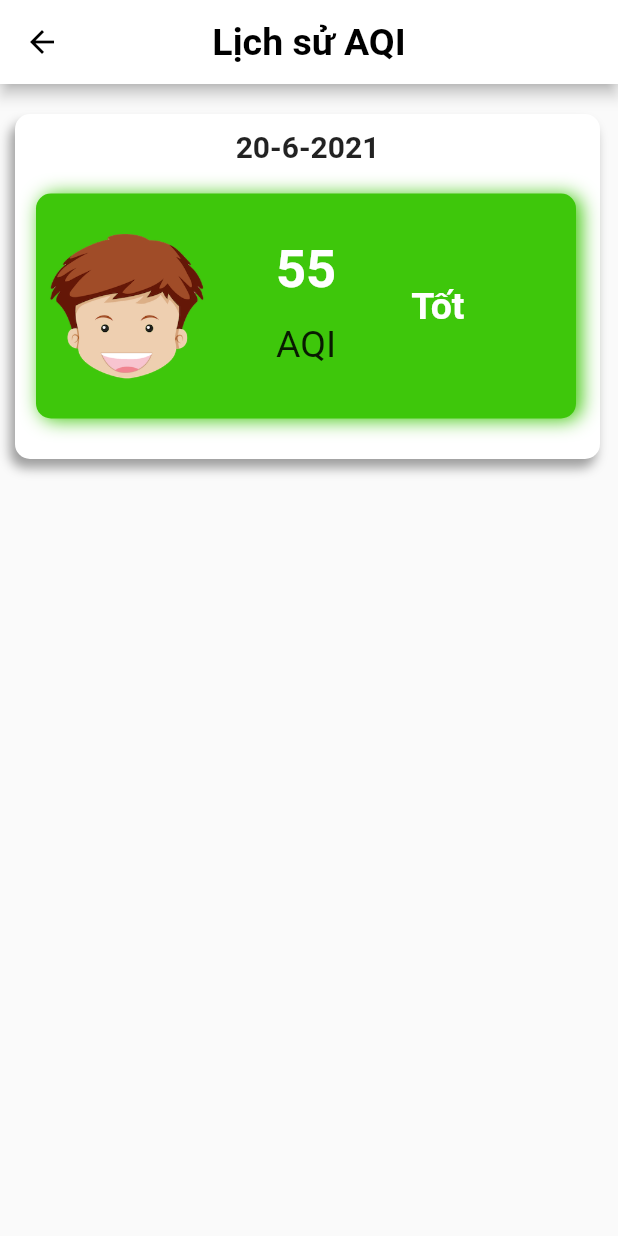
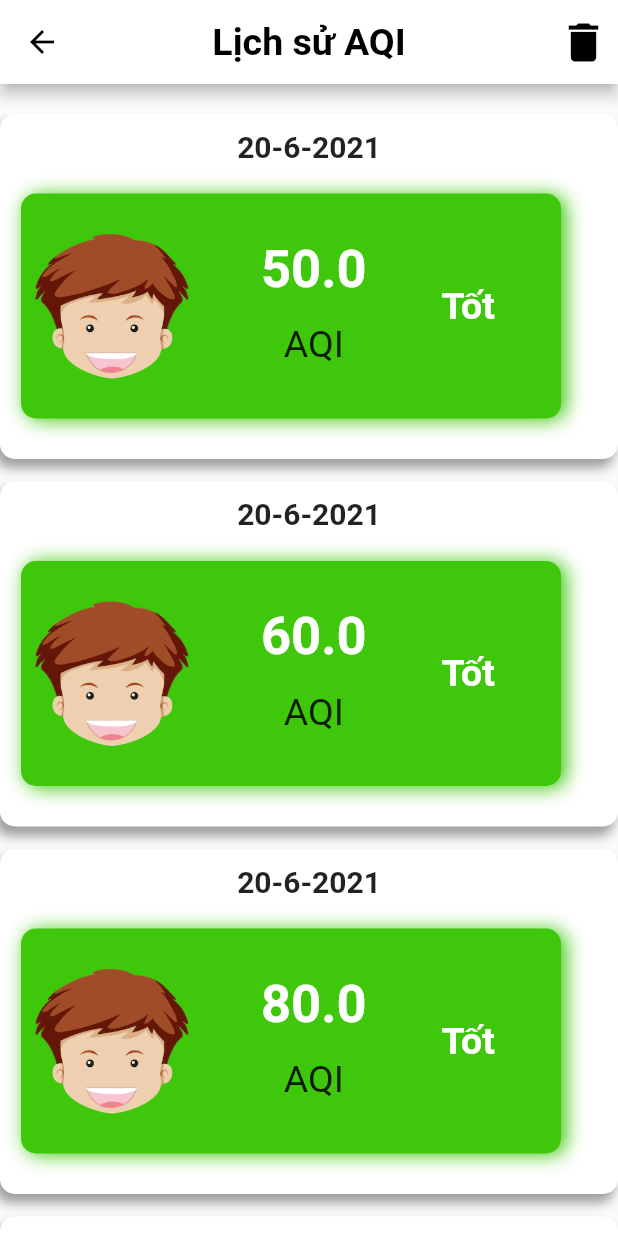
Before and after one commit to nvhuy0702/datn-kmt-2022, a Flutter app: the screen it shows after launch, after a tap on the "history" icon, on a phone screen of 412 x 824 dp. Run offline on Flutter 3.47's test engine with Material 2 defaults, Android fonts, the phone set to English and light mode, and no system bars; our stand-ins replace bloc, equatable, firebase_database, flutter_bloc, flutter_inset_box_shadow, shared_preferences; accounts and stored records are empty.

Commit message:
add item history

```diff
--- a/lib/main.dart
+++ b/lib/main.dart
@@ -29,7 +29,7 @@ class SharePreferenceSingleton {
     return items.isNotEmpty == true;
   }
 
-  static void removeAll() =>  _preferences?.setStringList(name,[]);
+  static void  removeAll() =>  _preferences?.setStringList(name,[]);
 
 
   static List<List<double>> histories() {
@@ -67,6 +67,7 @@ class MyApp extends StatelessWidget {
     return BlocProvider<CountriesBloc>(
       create: (context) => CountriesBloc(CountriesRepo()),
       child: MaterialApp(
+        debugShowCheckedModeBanner: false,
         theme: ThemeData(
           primarySwatch: Colors.blue,
         ),
--- a/lib/screen/history.dart
+++ b/lib/screen/history.dart
@@ -1,3 +1,4 @@
+import 'package:app_datn_2022/main.dart';
 import 'package:app_datn_2022/widget/aqi_history.dart';
 import 'package:flutter/material.dart';
 class History extends StatefulWidget {
@@ -8,6 +9,22 @@ class History extends StatefulWidget {
 }
 
 class _HistoryState extends State<History> {
+  List<double> data = [50,60,80,90];
+
+  @override
+  void initState() {
+    SharePreferenceSingleton.initializePrefrerences();
+
+    Future.delayed(const Duration(milliseconds: 1000)).then((value) {
+
+      // SharePreferenceSingleton.insert([10,20,30,40]);
+      SharePreferenceSingleton.removeAll();
+      SharePreferenceSingleton.insert(data);
+      print("hihihihi => ${SharePreferenceSingleton.histories()}");
+    });
+    super.initState();
+  }
+
   @override
   Widget build(BuildContext context) {
     return Scaffold(
@@ -22,6 +39,18 @@ class _HistoryState extends State<History> {
               fontSize: 25
           ),
         ),
+        actions: [
+          IconButton(
+              onPressed: (){
+
+              },
+              icon: const Icon(
+                Icons.delete,
+                size: 34,
+                color: Colors.black,
+              )
+          )
+        ],
         leading: IconButton(
           onPressed: (){
             Navigator.of(context).pop();
@@ -32,16 +61,23 @@ class _HistoryState extends State<History> {
           ),
         ),
       ),
-      body: Column(
-        children: [
-          const SizedBox(height: 20,),
-          Row(
-            children: const [
-              SizedBox(width: 10,),
-              AqiHistory(),
-            ],
-          ),
-        ],
+      body: SingleChildScrollView(
+        child: Column(
+          children: [
+            const SizedBox(height: 20,),
+            SizedBox(
+              height: MediaQuery.of(context).size.height,
+              width: MediaQuery.of(context).size.width,
+              child:  ListView.separated(
+                separatorBuilder: (context, index) => const SizedBox(height: 15,),
+                  itemCount: data.length,
+                  itemBuilder: (context, index) {
+                    return AqiHistory(value: data[index]);
+                  }
+              ),
+            ),
+          ],
+        ),
       ),
     );
   }
--- a/lib/widget/air_quality_item.dart
+++ b/lib/widget/air_quality_item.dart
@@ -20,7 +20,7 @@ class AirQualityItem extends StatefulWidget {
 class _AirQualityItemState extends State<AirQualityItem> {
   ValueBloc valueBloc = ValueBloc();
   final primaryColor = const Color(0xFFE0E0E0);
-  int value = 55;
+  int value = 250;
 
   @override
   void initState() {
@@ -150,14 +150,14 @@ class _AirQualityItemState extends State<AirQualityItem> {
         ),
         Container(
           height: 150,
-          width: 380,
+          width: 360,
           decoration: BoxDecoration(
-            color: TripleH.aqiDATN.initializeFromRange(range: 35).color,
+            color: TripleH.aqiDATN.initializeFromRange(range: value.toDouble()).color,
             boxShadow: [
               BoxShadow(
                 offset: const Offset(3, 1),
                 blurRadius: 10,
-                color: TripleH.aqiDATN.initializeFromRange(range: 35).color ??
+                color: TripleH.aqiDATN.initializeFromRange(range: value.toDouble()).color ??
                     Colors.white,
               )
             ],
@@ -167,18 +167,18 @@ class _AirQualityItemState extends State<AirQualityItem> {
             children: [
               Image(
                 image: AssetImage(TripleH.aqiDATN
-                    .initializeFromRange(range: 23)
+                    .initializeFromRange(range: value.toDouble())
                     .pathAvatar
                     .toString()),
                 height: 120,
                 width: 120,
               ),
               const SizedBox(
-                width: 40,
+                width: 20,
               ),
               _value(),
               const SizedBox(
-                width: 50,
+                width: 30,
               ),
               _status(condition)
             ],
@@ -197,7 +197,9 @@ class _AirQualityItemState extends State<AirQualityItem> {
 
   Text _status(TripleH.aqiDATN? conditionDATN) {
     return Text(
-      TripleH.aqiDATN.initializeFromRange(range: 20).state.getName,
+
+      TripleH.aqiDATN.initializeFromRange(range: value.toDouble()).state.getName,
+      textAlign: TextAlign.center,
       style: const TextStyle(
           fontSize: 25, fontWeight: FontWeight.bold, color: Colors.white),
     );
--- a/lib/widget/aqi_history.dart
+++ b/lib/widget/aqi_history.dart
@@ -2,20 +2,21 @@ import 'package:app_datn_2022/extension/to_name.dart';
 import 'package:flutter/material.dart';
 import 'package:app_datn_2022/model/aqi_datn.dart' as TripleH;
 class AqiHistory extends StatefulWidget {
+  final double value;
+  const AqiHistory({Key? key, required this.value}) : super(key: key);
 
-  const AqiHistory({Key? key, this.condition}) : super(key: key);
-  final TripleH.aqiDATN? condition;
   @override
   State<AqiHistory> createState() => _AqiHistoryState();
 }
 
 class _AqiHistoryState extends State<AqiHistory> {
-  int value = 55;
+  TripleH.aqiDATN? condition ;
+
   @override
   Widget build(BuildContext context) {
     return Container(
       height: 230,
-      width: 390,
+      width: 230,
       decoration: BoxDecoration(
         borderRadius: BorderRadius.circular(10),
         color: Colors.white,
@@ -40,8 +41,8 @@ class _AqiHistoryState extends State<AqiHistory> {
           const SizedBox(height: 20,),
           Row(
             children: [
-              SizedBox(width: 10,),
-              _header(widget.condition),
+              const SizedBox(width: 10,),
+              _header(condition),
             ],
           )
         ],
@@ -107,7 +108,7 @@ class _AqiHistoryState extends State<AqiHistory> {
           height: 30,
         ),
         Text(
-          value.toString(),
+          widget.value.toString(),
           style: const TextStyle(
               fontSize: 35, fontWeight: FontWeight.bold, color: Colors.white),
         ),
```
